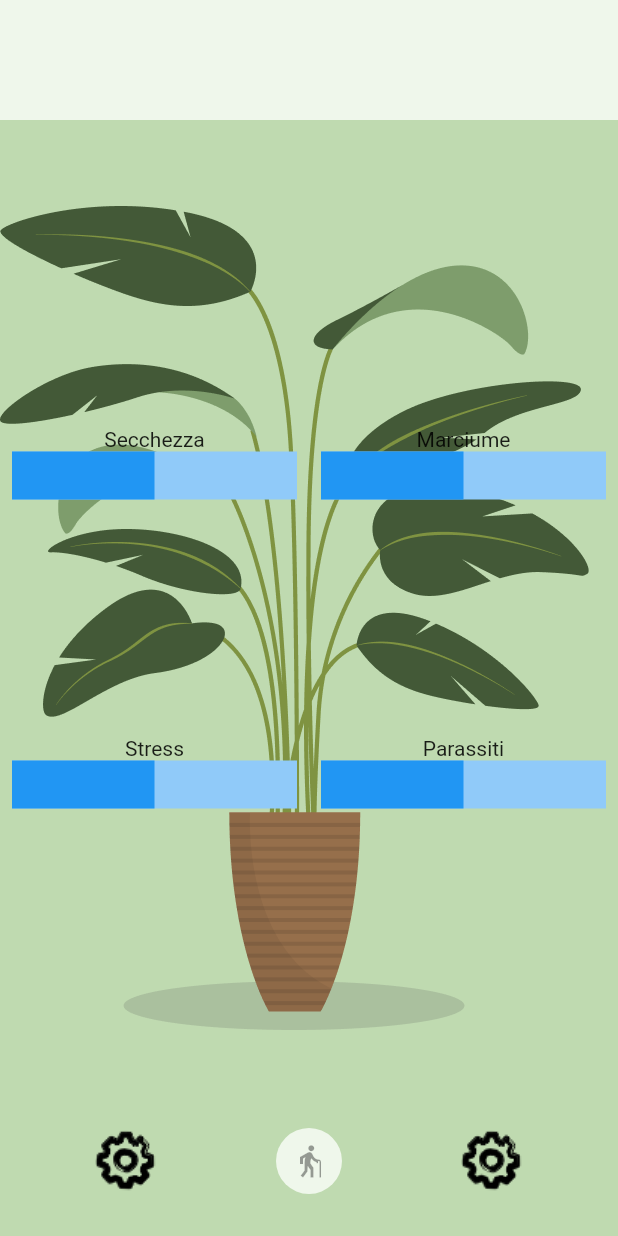
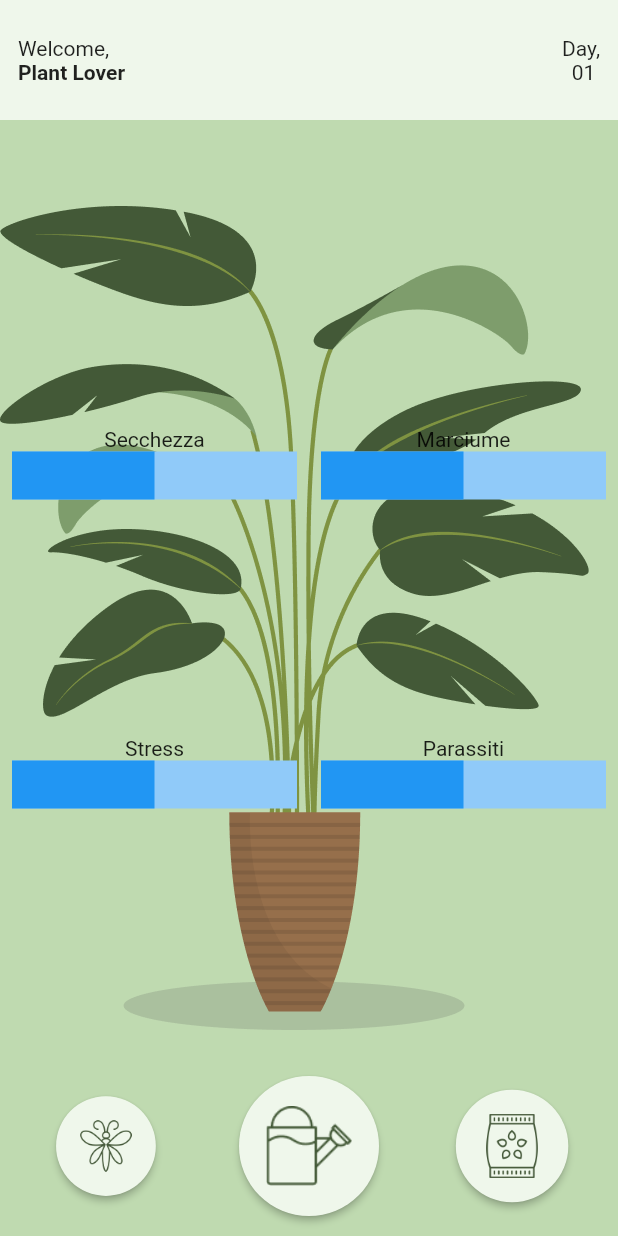
Before and after one commit to BattlefieldNoob/MyBestPlant-flutter, a Flutter app: the screen it shows after launch, on a phone screen of 412 x 824 dp. Run offline on Flutter 3.47's test engine with Material 2 defaults, Android fonts, the phone set to English and light mode, and no system bars; our stand-ins replace audioplayers, firebase_core, firebase_crashlytics, go_router, google_mobile_ads, in_app_purchase and 1 more; missing offline and left inert: games_services; accounts and stored records are empty.

Commit message:
added new icons and bottomLayer

```diff
--- a/lib/src/play_session/widgets/ui_layer_widget.dart
+++ b/lib/src/play_session/widgets/ui_layer_widget.dart
@@ -10,24 +10,62 @@ class UILayerWidget extends StatelessWidget {
     return Column(
       mainAxisSize: MainAxisSize.max,
       children: [
-        SizedBox(height: 80, child: Container(color: Color(0xFFEFF7EB))),
+        SizedBox(
+            height: 80,
+            child: Container(
+              color: Color(0xFFEFF7EB),
+              child: Row(
+                children: [
+                  Padding(
+                    padding: const EdgeInsets.symmetric(horizontal: 12.0),
+                    child: Text.rich(
+                        TextSpan(text: "Welcome,\n", children: <TextSpan>[
+                      new TextSpan(
+                          text: 'Plant Lover',
+                          style: new TextStyle(fontWeight: FontWeight.bold)),
+                    ])),
+                  ),
+                  Spacer(),
+                  Padding(
+                      padding: const EdgeInsets.symmetric(horizontal: 12.0),
+                      child: Text(
+                        "Day,\n 01",
+                        textAlign: TextAlign.center,
+                      ))
+                ],
+              ),
+            )),
         Spacer(),
         SizedBox(
-            height: 100,
+            height: 120,
             child: Container(
               child: Row(children: [
                 Spacer(),
-                Image.asset(
-                  'assets/images/settings.png',
-                  semanticLabel: 'Settings',
-                ),
+                BottomScreenButtonWidget(
+                    iconWidget: Padding(
+                        padding: const EdgeInsets.all(16.0),
+                        child: Image.asset(
+                          'assets/images/parasite.png',
+                          scale: 2,
+                        ))),
                 Spacer(),
-                BottomScreenButtonWidget(),
+                BottomScreenButtonWidget(
+                    iconWidget: Padding(
+                  padding: const EdgeInsets.all(20.0),
+                  child: Image.asset(
+                    'assets/images/watering_can.png',
+                    scale: 1.2,
+                  ),
+                )),
                 Spacer(),
-                Image.asset(
-                  'assets/images/settings.png',
-                  semanticLabel: 'Settings',
-                ),
+                BottomScreenButtonWidget(
+                    iconWidget: Padding(
+                  padding: const EdgeInsets.all(16.0),
+                  child: Image.asset(
+                    'assets/images/concime.png',
+                    scale: 2,
+                  ),
+                )),
                 Spacer()
               ]),
             )),
@@ -37,20 +75,23 @@ class UILayerWidget extends StatelessWidget {
 }
 
 class BottomScreenButtonWidget extends StatelessWidget {
+  final Widget iconWidget;
+  final Function()? onPressed;
+
   const BottomScreenButtonWidget({
     Key? key,
+    required this.iconWidget,
+    this.onPressed,
   }) : super(key: key);
 
   @override
   Widget build(BuildContext context) {
     return ElevatedButton(
-        onPressed: null,
+        onPressed: onPressed,
         style: ButtonStyle(
+            elevation: MaterialStateProperty.all(2),
             backgroundColor: MaterialStateProperty.all(Color(0xFFEFF7EB)),
             shape: MaterialStateProperty.all(CircleBorder())),
-        child: Padding(
-          padding: const EdgeInsets.all(10.0),
-          child: Icon(Icons.elderly),
-        ));
+        child: iconWidget);
   }
 }
```
Also changed, not shown: assets/images/concime.png (added), assets/images/parasite.png (added), assets/images/watering_can.png (added).
